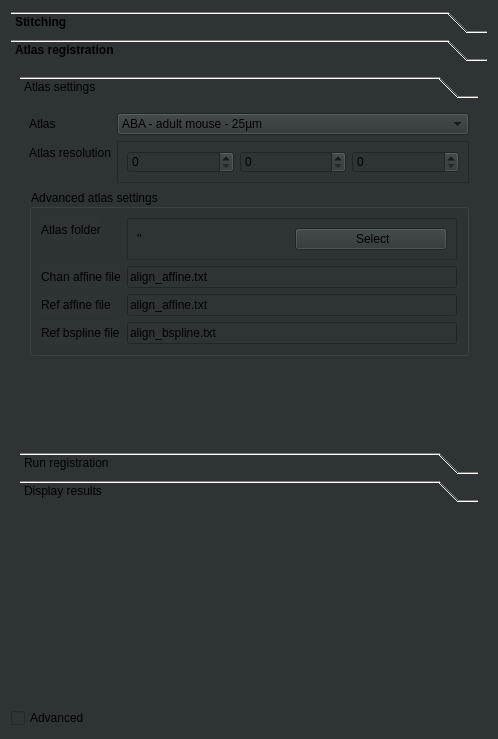
Before: the Qt Designer form ClearMap/gui/creator/alignment_tab.ui in ClearAnatomics/ClearMap, drawn with Qt 5.
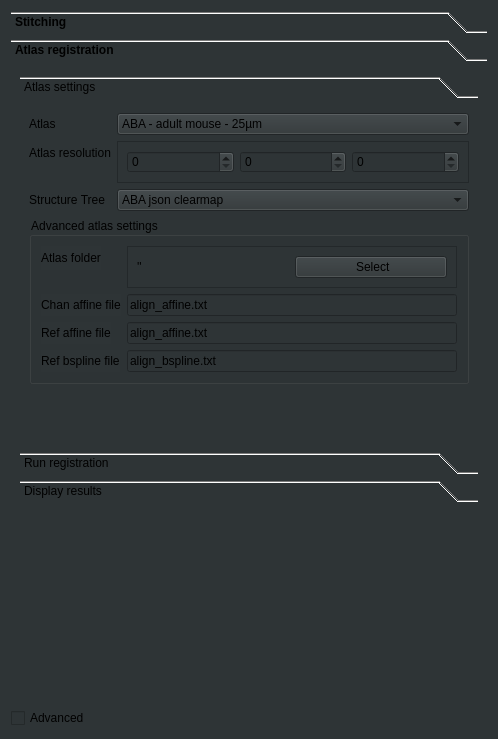
After: the same form once the commit is applied. The open tabs and pages were chosen to show the change. Icons and pictures are not drawn.

Commit message: Adds option to load different structure_tree files (json)

The edit to the form file:
```diff
--- a/ClearMap/gui/creator/alignment_tab.ui
+++ b/ClearMap/gui/creator/alignment_tab.ui
@@ -1048,7 +1048,7 @@
                </layout>
               </widget>
              </item>
-             <item row="2" column="0" colspan="2">
+             <item row="3" column="0" colspan="2">
               <widget class="QGroupBox" name="advancedAtlasSettingsGroupBox">
                <property name="title">
                 <string>Advanced atlas settings</string>
@@ -1145,6 +1145,30 @@
                </layout>
               </widget>
              </item>
+             <item row="2" column="0">
+              <widget class="QLabel" name="label_22">
+               <property name="toolTip">
+                <string>The atlas to use for the registration</string>
+               </property>
+               <property name="text">
+                <string>Structure Tree</string>
+               </property>
+              </widget>
+             </item>
+             <item row="2" column="1">
+              <widget class="QComboBox" name="structureTreeIdComboBox">
+               <item>
+                <property name="text">
+                 <string>ABA json clearmap</string>
+                </property>
+               </item>
+               <item>
+                <property name="text">
+                 <string>ABA json 2022</string>
+                </property>
+               </item>
+              </widget>
+             </item>
             </layout>
            </widget>
            <widget class="QWidget" name="page_10">
```
Left out of the diff: 6 changed lines with no effect on the pictures. The commit also changes 7 other files.
